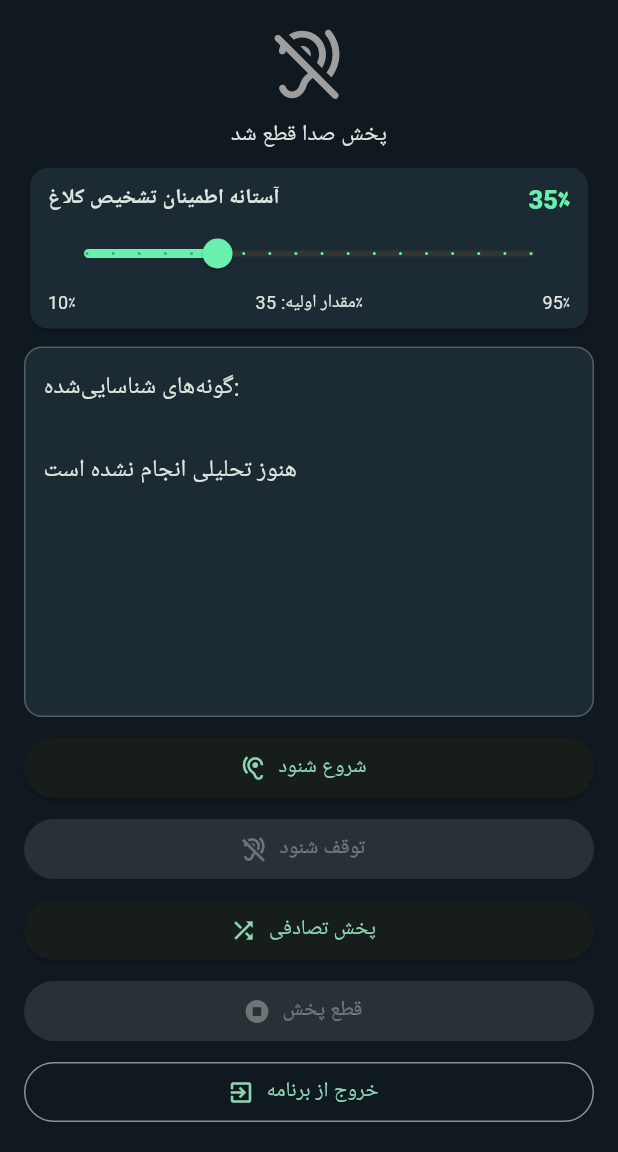
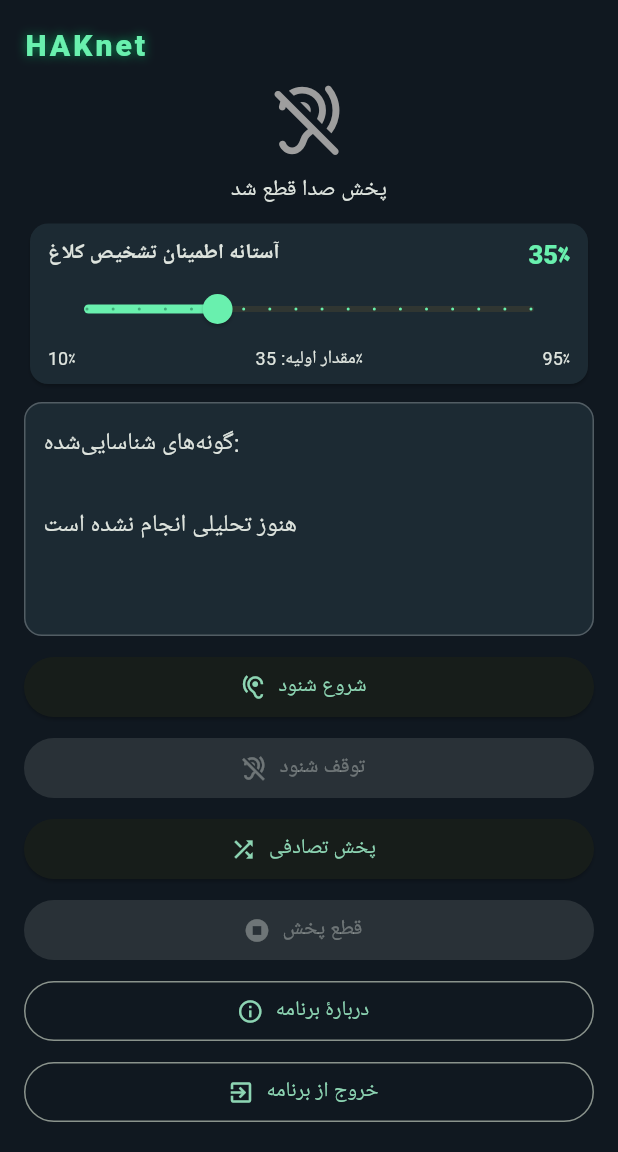
Before and after one commit to hak136299/birdnet-anti-crow, a Flutter app: the screen it shows after launch, after a tap on "شروع شنود", after a tap on "پخش تصادفی", after a tap on "قطع پخش", on a phone screen of 412 x 824 dp, the part 84-1236 px from its top. Run offline on Flutter 3.47's test engine with Material 3 defaults, Android fonts, the phone set to English and light mode, and no system bars; our stand-ins replace audioplayers; missing offline and left inert: flutter_onnxruntime, record.

Commit message:
main.dart

```diff
--- a/lib/main.dart
+++ b/lib/main.dart
@@ -81,7 +81,7 @@ class _CrowHomePageState extends State<CrowHomePage> {
 
   int _consecutiveCrowDetections = 0;
 
-  // جلوگیری از پخش مکرر تا وقتی زنجیره تشخیص کلاغ قطع نشده است.
+  // جلوگیری از پخش مجدد تا زمانی که تشخیص کلاغ قطع شود.
   bool _crowTriggerLatched = false;
 
   String status = 'برنامه متوقف است';
@@ -163,7 +163,10 @@ class _CrowHomePageState extends State<CrowHomePage> {
     );
   }
 
-  Future<void> startListening() async {
+  // preserveCrowLatch برای شروع شنود بعد از پخش خودکار است.
+  Future<void> startListening({
+    bool preserveCrowLatch = false,
+  }) async {
     if (isRunning || isPlaying || _closing) return;
 
     try {
@@ -182,8 +185,11 @@ class _CrowHomePageState extends State<CrowHomePage> {
       }
 
       _pendingAudioBytes.clear();
-      _consecutiveCrowDetections = 0;
-      _crowTriggerLatched = false;
+
+      if (!preserveCrowLatch) {
+        _consecutiveCrowDetections = 0;
+        _crowTriggerLatched = false;
+      }
 
       final audioStream = await _recorder.startStream(
         const RecordConfig(
@@ -345,6 +351,7 @@ class _CrowHomePageState extends State<CrowHomePage> {
 
       final lines = <String>[];
 
+      // نمایش پنج گونه با بالاترین امتیاز.
       for (final index in indexes.take(5)) {
         final confidence =
             (scores[index] * 100).clamp(0.0, 100.0);
@@ -367,6 +374,7 @@ class _CrowHomePageState extends State<CrowHomePage> {
       if (crowDetected) {
         _consecutiveCrowDetections++;
       } else {
+        // زنجیره تشخیص قطع شد؛ اجازه تشخیص جدید داده می‌شود.
         _consecutiveCrowDetections = 0;
         _crowTriggerLatched = false;
       }
@@ -376,8 +384,7 @@ class _CrowHomePageState extends State<CrowHomePage> {
       setState(() {
         detectionText = lines.join('\n');
         status = crowDetected
-            ? 'کلاغ شناسایی شد '
-                '(${_consecutiveCrowDetections}/2)'
+            ? 'کلاغ شناسایی شد ($_consecutiveCrowDetections/2)'
             : 'تحلیل انجام شد؛ کلاغ تأیید نشد';
       });
 
@@ -458,9 +465,61 @@ class _CrowHomePageState extends State<CrowHomePage> {
       });
     }
 
+    // پس از پخش خودکار، وضعیت قفل تشخیص حفظ می‌شود.
+    // اگر شنود قبلاً فعال نبوده، دوباره شروع نمی‌شود.
     if (shouldResume && mounted && !_closing) {
-      await startListening();
+      await startListening(preserveCrowLatch: true);
     }
+  }
+
+  void showAboutDialogBox() {
+    showDialog<void>(
+      context: context,
+      builder: (context) => AlertDialog(
+        backgroundColor: const Color(0xFF1C2A33),
+        title: const Column(
+          children: [
+            Text(
+              'HAKnet',
+              style: TextStyle(
+                fontSize: 30,
+                fontWeight: FontWeight.w900,
+                letterSpacing: 2.5,
+                color: Colors.greenAccent,
+              ),
+            ),
+            SizedBox(height: 12),
+            Text('درباره برنامه'),
+          ],
+        ),
+        content: const Column(
+          mainAxisSize: MainAxisSize.min,
+          children: [
+            Text(
+              'ضد کلاغ حاج اصغر',
+              textAlign: TextAlign.center,
+              style: TextStyle(
+                fontSize: 18,
+                fontWeight: FontWeight.bold,
+              ),
+            ),
+            SizedBox(height: 12),
+            Text('نسخه 1.0.0'),
+            SizedBox(height: 8),
+            Text(
+              'سازنده: حسین عبدالهی خسروشاهی',
+              textAlign: TextAlign.center,
+            ),
+          ],
+        ),
+        actions: [
+          TextButton(
+            onPressed: () => Navigator.pop(context),
+            child: const Text('بستن'),
+          ),
+        ],
+      ),
+    );
   }
 
   Future<void> exitApp() async {
@@ -540,6 +599,27 @@ class _CrowHomePageState extends State<CrowHomePage> {
           padding: const EdgeInsets.all(16),
           child: Column(
             children: [
+              // نام HAKnet در گوشه بالای صفحه اصلی
+              const Align(
+                alignment: Alignment.centerLeft,
+                child: Text(
+                  'HAKnet',
+                  style: TextStyle(
+                    fontSize: 20,
+                    fontWeight: FontWeight.w900,
+                    letterSpacing: 2,
+                    color: Colors.greenAccent,
+                    shadows: [
+                      Shadow(
+                        color: Color(0x8000FF80),
+                        blurRadius: 8,
+                      ),
+                    ],
+                  ),
+                ),
+              ),
+              const SizedBox(height: 8),
+
               Icon(
                 isPlaying
                     ? Icons.volume_up_rounded
@@ -554,6 +634,7 @@ class _CrowHomePageState extends State<CrowHomePage> {
                         : Colors.grey,
               ),
               const SizedBox(height: 8),
+
               Text(
                 status,
                 textAlign: TextAlign.center,
@@ -604,7 +685,6 @@ class _CrowHomePageState extends State<CrowHomePage> {
                             _crowThreshold =
                                 double.parse(value.toStringAsFixed(2));
 
-                            // تغییر آستانه، زنجیره قبلی را ادامه نمی‌دهد.
                             _consecutiveCrowDetections = 0;
                             _crowTriggerLatched = false;
                           });
@@ -627,6 +707,7 @@ class _CrowHomePageState extends State<CrowHomePage> {
               ),
 
               const SizedBox(height: 8),
+
               Expanded(
                 child: Container(
                   width: double.infinity,
@@ -648,12 +729,15 @@ class _CrowHomePageState extends State<CrowHomePage> {
                   ),
                 ),
               ),
+
               const SizedBox(height: 10),
 
               SizedBox(
                 width: double.infinity,
                 child: ElevatedButton.icon(
-                  onPressed: isRunning || isPlaying ? null : startListening,
+                  onPressed: isRunning || isPlaying
+                      ? null
+                      : startListening,
                   icon: const Icon(Icons.hearing),
                   label: const Text('شروع شنود'),
                 ),
@@ -701,6 +785,16 @@ class _CrowHomePageState extends State<CrowHomePage> {
               SizedBox(
                 width: double.infinity,
                 child: OutlinedButton.icon(
+                  onPressed: showAboutDialogBox,
+                  icon: const Icon(Icons.info_outline),
+                  label: const Text('دربارهٔ برنامه'),
+                ),
+              ),
+              const SizedBox(height: 6),
+
+              SizedBox(
+                width: double.infinity,
+                child: OutlinedButton.icon(
                   onPressed: exitApp,
                   icon: const Icon(Icons.exit_to_app),
                   label: const Text('خروج از برنامه'),
```
